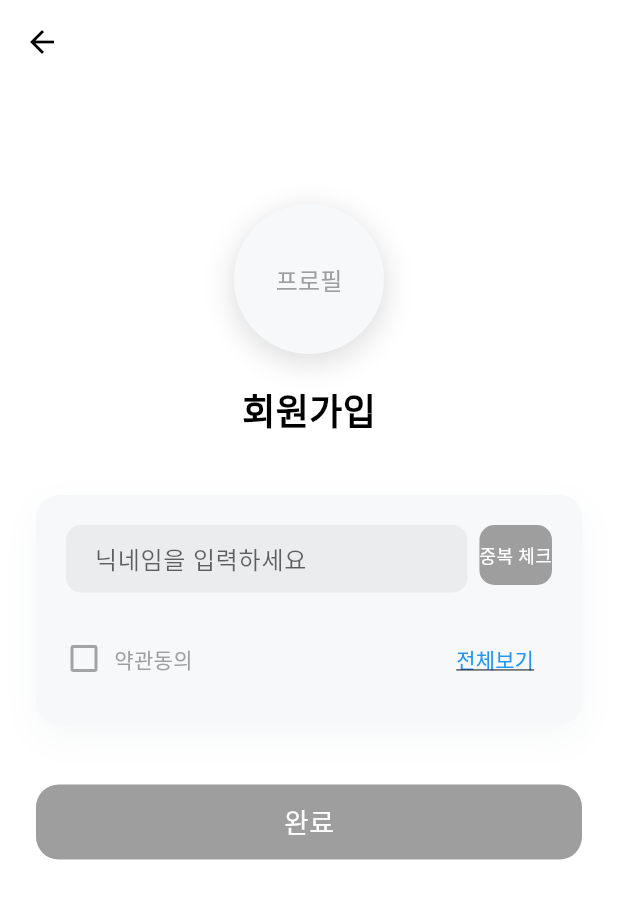
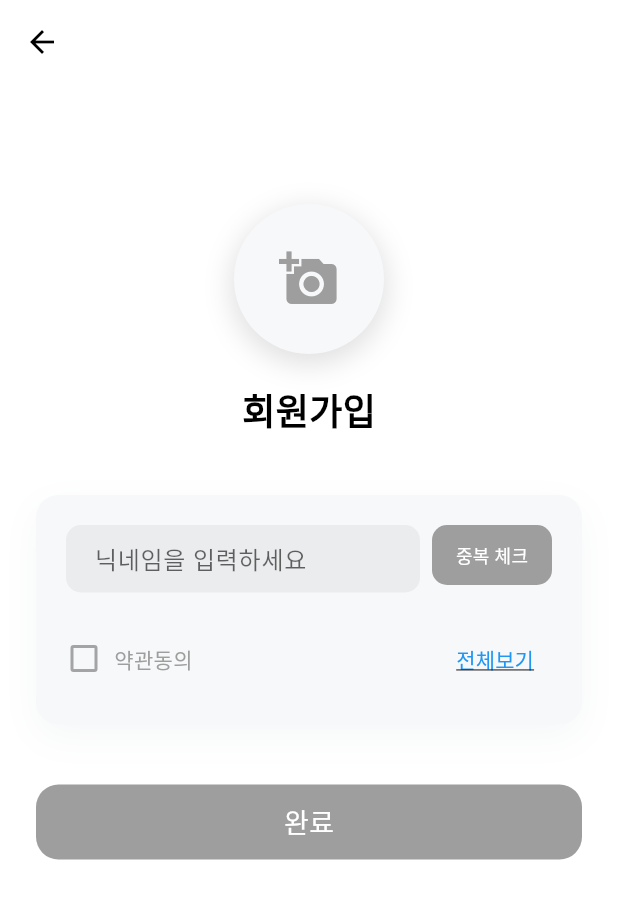
Before and after one commit to LIKELION-Android-BOOTCAMP-5th/FinalProject-DutyTable-ScheduleLab, a Flutter app: the _SignupScreenUI screen opened directly, on a phone screen of 412 x 824 dp. Shown: the top 899 px of the screen. Run offline on Flutter 3.47's test engine with Material 3 defaults, Android fonts, the phone set to English and light mode, and no system bars; our stand-ins replace go_router, google_sign_in, supabase_flutter, table_calendar; accounts and stored records are empty; project files that could hold a hidden picture were left out.

Commit message:
signup screen midified

```diff
--- a/lib/features/auth/presentation/views/signup_screen.dart
+++ b/lib/features/auth/presentation/views/signup_screen.dart
@@ -97,14 +97,13 @@ class _SignupScreenUI extends StatelessWidget {
                     child: CircleAvatar(
                       radius: 50,
                       backgroundColor: cardBgColor, // 카드 배경색 사용
-                      child: Text(
-                        '프로필',
-                        style: TextStyle(color: subTextColor, fontSize: 16),
+                      child: Icon(
+                        Icons.add_a_photo,
+                        size: 40,
+                        color: subTextColor,
                       ),
                     ),
                   ),
-
-                  // TODO: 나중에 프로필 사진 업로드 버튼이나 아이콘 추가 가능
                   const SizedBox(height: 20),
 
                   // 회원가입 타이틀
@@ -170,6 +169,7 @@ class _SignupScreenUI extends StatelessWidget {
                             const SizedBox(width: 8),
                             SizedBox(
                               height: 40,
+                              width: 80,
                               child: GestureDetector(
                                 onTap:
                                     viewmodel.isNicknameValid &&
```
Also changed, not shown: lib/features/auth/presentation/viewmodels/login_viewmodel.dart (+11 -1 lines), lib/features/auth/presentation/viewmodels/signup_viewmodel.dart (+24 -8 lines).
